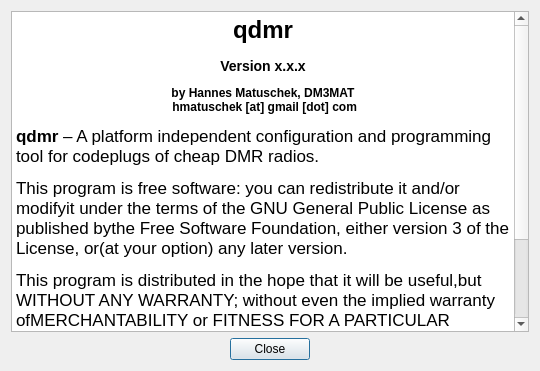
hmatuschek/qdmr, file shared/aboutdialog.ui: the form before one commit.
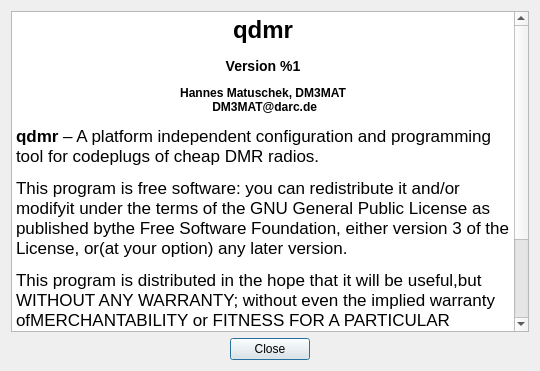
The form after the commit. Icons and pictures are not drawn.

Diff of the .ui file:
```diff
--- a/shared/aboutdialog.ui
+++ b/shared/aboutdialog.ui
@@ -32,8 +32,8 @@
 p, li { white-space: pre-wrap; }
 &lt;/style&gt;&lt;/head&gt;&lt;body style=&quot; font-family:'.SF NS Text'; font-size:13pt; font-weight:400; font-style:normal;&quot;&gt;
 &lt;h1 align=&quot;center&quot; style=&quot; margin-top:18px; margin-bottom:12px; margin-left:0px; margin-right:0px; -qt-block-indent:0; text-indent:0px;&quot;&gt;&lt;span style=&quot; font-size:xx-large; font-weight:600;&quot;&gt;qdmr&lt;/span&gt;&lt;/h1&gt;
-&lt;h3 align=&quot;center&quot; style=&quot; margin-top:14px; margin-bottom:12px; margin-left:0px; margin-right:0px; -qt-block-indent:0; text-indent:0px;&quot;&gt;&lt;span style=&quot; font-size:large; font-weight:600;&quot;&gt;Version x.x.x&lt;/span&gt;&lt;/h3&gt;
-&lt;h4 align=&quot;center&quot; style=&quot; margin-top:12px; margin-bottom:12px; margin-left:0px; margin-right:0px; -qt-block-indent:0; text-indent:0px;&quot;&gt;&lt;span style=&quot; font-size:medium; font-weight:600;&quot;&gt;by Hannes Matuschek, DM3MAT&lt;br /&gt; hmatuschek [at] gmail [dot] com&lt;/span&gt;&lt;/h4&gt;
+&lt;h3 align=&quot;center&quot; style=&quot; margin-top:14px; margin-bottom:12px; margin-left:0px; margin-right:0px; -qt-block-indent:0; text-indent:0px;&quot;&gt;&lt;span style=&quot; font-size:large; font-weight:600;&quot;&gt;Version %1&lt;/span&gt;&lt;/h3&gt;
+&lt;h4 align=&quot;center&quot; style=&quot; margin-top:12px; margin-bottom:12px; margin-left:0px; margin-right:0px; -qt-block-indent:0; text-indent:0px;&quot;&gt;&lt;span style=&quot; font-size:medium; font-weight:600;&quot;&gt;Hannes Matuschek, DM3MAT&lt;br /&gt; DM3MAT@darc.de&lt;/span&gt;&lt;/h4&gt;
 &lt;p style=&quot; margin-top:12px; margin-bottom:12px; margin-left:0px; margin-right:0px; -qt-block-indent:0; text-indent:0px;&quot;&gt;&lt;span style=&quot; font-weight:600;&quot;&gt;qdmr&lt;/span&gt; – A platform independent configuration and programming tool for codeplugs of cheap DMR radios.&lt;/p&gt;
 &lt;p style=&quot; margin-top:12px; margin-bottom:12px; margin-left:0px; margin-right:0px; -qt-block-indent:0; text-indent:0px;&quot;&gt;This program is free software: you can redistribute it and/or modifyit under the terms of the GNU General Public License as published bythe Free Software Foundation, either version 3 of the License, or(at your option) any later version.&lt;/p&gt;
 &lt;p style=&quot; margin-top:12px; margin-bottom:12px; margin-left:0px; margin-right:0px; -qt-block-indent:0; text-indent:0px;&quot;&gt;This program is distributed in the hope that it will be useful,but WITHOUT ANY WARRANTY; without even the implied warranty ofMERCHANTABILITY or FITNESS FOR A PARTICULAR PURPOSE.  See theGNU General Public License for more details.&lt;/p&gt;
```
